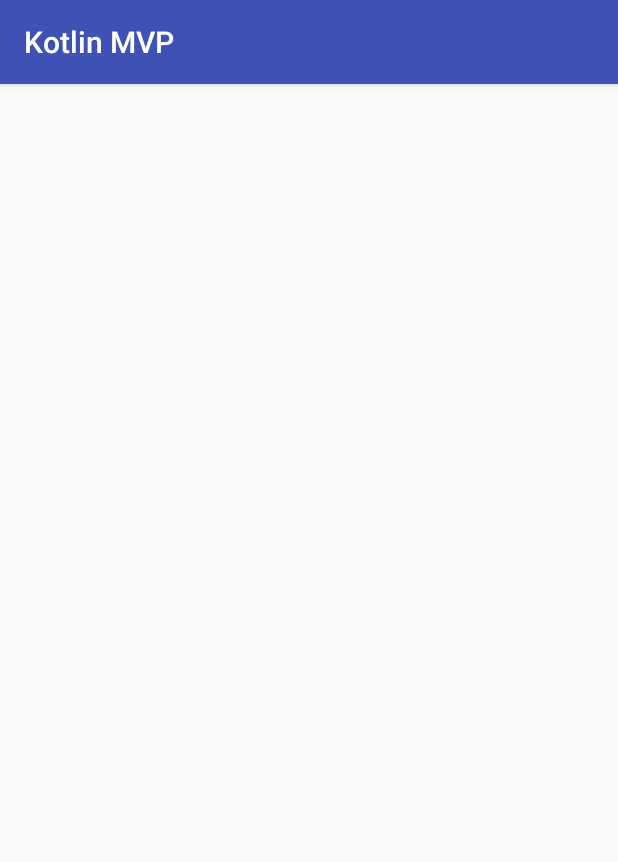
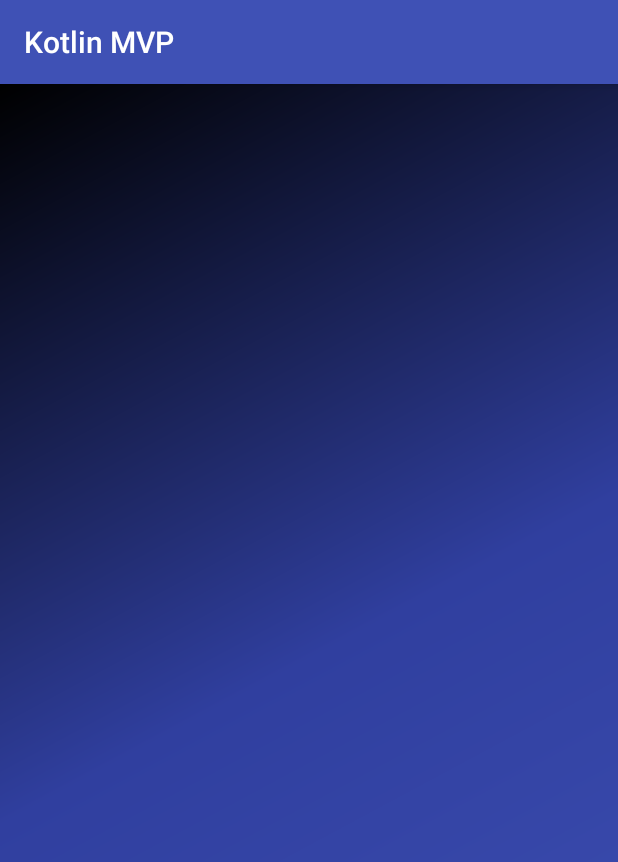
Before and after one commit to grillo87/kotlin_mvp, an Android app: the DetailActivity screen opened directly, with no data from a screen before it, on a phone screen of 412 x 824 dp. Shown: the top 862 px of the screen. Run offline under Robolectric (Android 15) with nearby library versions, the phone set to English and light mode, and no system bars.

Commit message:
Added gradient drawable and applied for all activities

```diff
--- /dev/null
+++ b/app/src/main/res/drawable/gradient_background.xml
@@ -0,0 +1,9 @@
+<shape xmlns:android="http://schemas.android.com/apk/res/android"
+    android:shape="rectangle">
+    <gradient
+        android:angle="135"
+        android:centerColor="@color/colorPrimaryDark"
+        android:endColor="@color/black"
+        android:startColor="@color/colorPrimary"
+        android:type="linear" />
+</shape>
--- a/app/src/main/res/layout/activity_detail.xml
+++ b/app/src/main/res/layout/activity_detail.xml
@@ -4,6 +4,7 @@
     xmlns:tools="http://schemas.android.com/tools"
     android:layout_width="match_parent"
     android:layout_height="match_parent"
+    android:background="@drawable/gradient_background"
     tools:context=".DetailActivity">
 
 </android.support.constraint.ConstraintLayout>
--- a/app/src/main/res/layout/activity_list.xml
+++ b/app/src/main/res/layout/activity_list.xml
@@ -4,6 +4,7 @@
     xmlns:tools="http://schemas.android.com/tools"
     android:layout_width="match_parent"
     android:layout_height="match_parent"
+    android:background="@drawable/gradient_background"
     tools:context=".ListActivity">
 
 </android.support.constraint.ConstraintLayout>
--- a/app/src/main/res/layout/activity_login.xml
+++ b/app/src/main/res/layout/activity_login.xml
@@ -4,6 +4,7 @@
     xmlns:tools="http://schemas.android.com/tools"
     android:layout_width="match_parent"
     android:layout_height="match_parent"
+    android:background="@drawable/gradient_background"
     tools:context=".LoginActivity">
 
 </android.support.constraint.ConstraintLayout>
--- a/app/src/main/res/layout/activity_register.xml
+++ b/app/src/main/res/layout/activity_register.xml
@@ -4,6 +4,7 @@
     xmlns:tools="http://schemas.android.com/tools"
     android:layout_width="match_parent"
     android:layout_height="match_parent"
+    android:background="@drawable/gradient_background"
     tools:context=".RegisterActivity">
 
 </android.support.constraint.ConstraintLayout>
--- a/app/src/main/res/layout/activity_splash.xml
+++ b/app/src/main/res/layout/activity_splash.xml
@@ -3,6 +3,7 @@
     xmlns:tools="http://schemas.android.com/tools"
     android:layout_width="match_parent"
     android:layout_height="match_parent"
+    android:background="@drawable/gradient_background"
     tools:context=".SplashActivity">
 
 </android.support.constraint.ConstraintLayout>
--- a/app/src/main/res/values/colors.xml
+++ b/app/src/main/res/values/colors.xml
@@ -3,4 +3,10 @@
     <color name="colorPrimary">#3F51B5</color>
     <color name="colorPrimaryDark">#303F9F</color>
     <color name="colorAccent">#FF4081</color>
+
+
+    <color name="black">#000000</color>
+    <color name="white">#FFFFFF</color>
+
+
 </resources>
```
